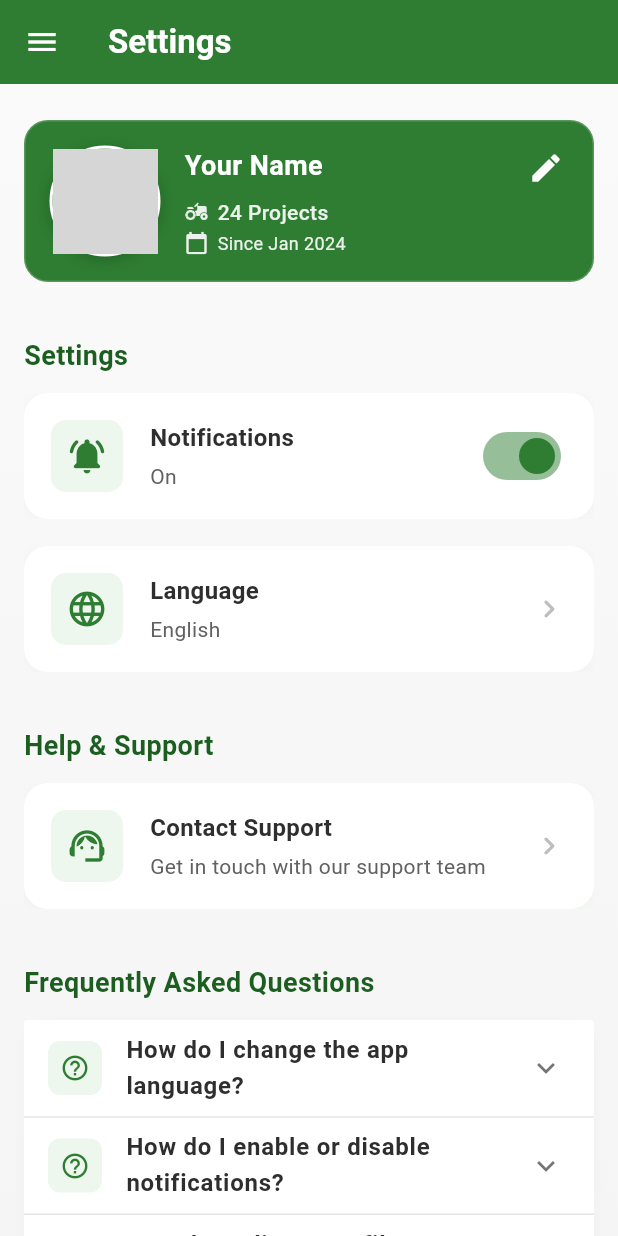
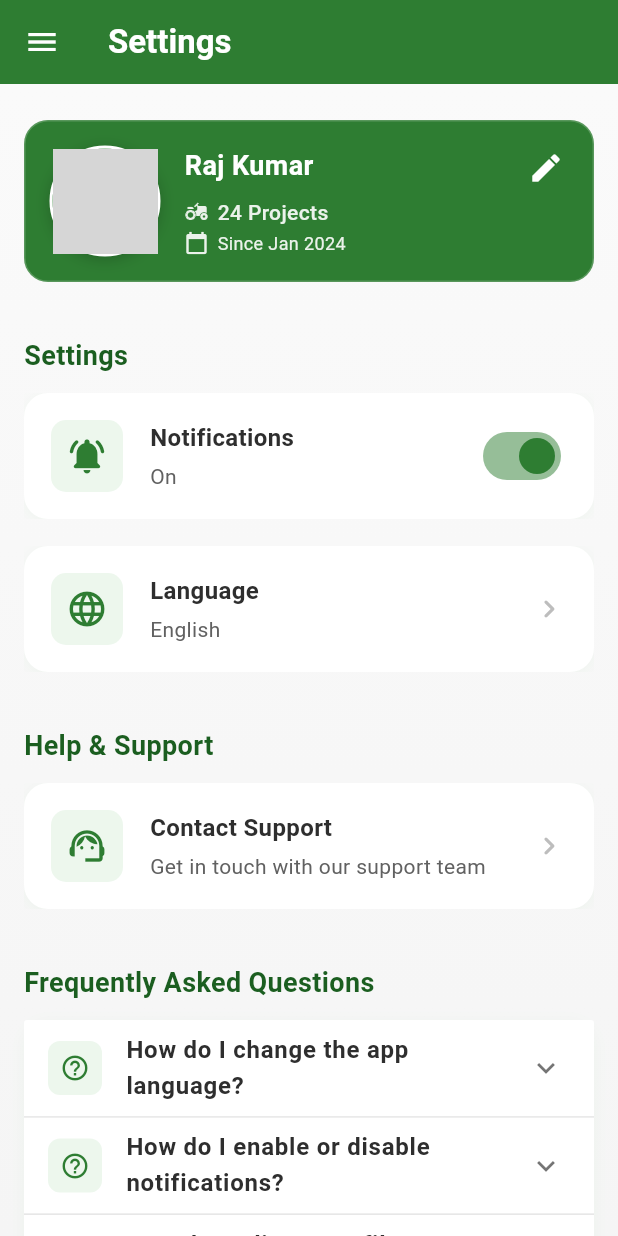
Before and after one commit to yuvakrishnayk/krishi_sakhi, a Flutter app: the SettingsScreen screen opened directly, on a phone screen of 412 x 824 dp. Run offline on Flutter 3.47's test engine with Material 3 defaults, Android fonts, the phone set to English and light mode, and no system bars; our stand-ins replace image_picker; network calls fail; grey boxes are pictures that could not be loaded.

Commit message:
fix: update default user name in SettingsScreen

```diff
--- a/lib/screens/settings_screen.dart
+++ b/lib/screens/settings_screen.dart
@@ -16,7 +16,7 @@ class _SettingsScreenState extends State<SettingsScreen> {
   bool _notificationsEnabled = true;
   List<bool> _faqExpanded = [false, false, false, false, false, false];
 
-  String _userName = 'Your Name';
+  String _userName = 'Raj Kumar';
   File? _profileImageFile;
   String _profilePicUrl =
       'https://static.vecteezy.com/system/resources/previews/022/395/514/non_2x/a-beautiful-smiling-young-male-farmer-in-front-of-a-farm-background-ai-generated-photo.jpeg';
```
